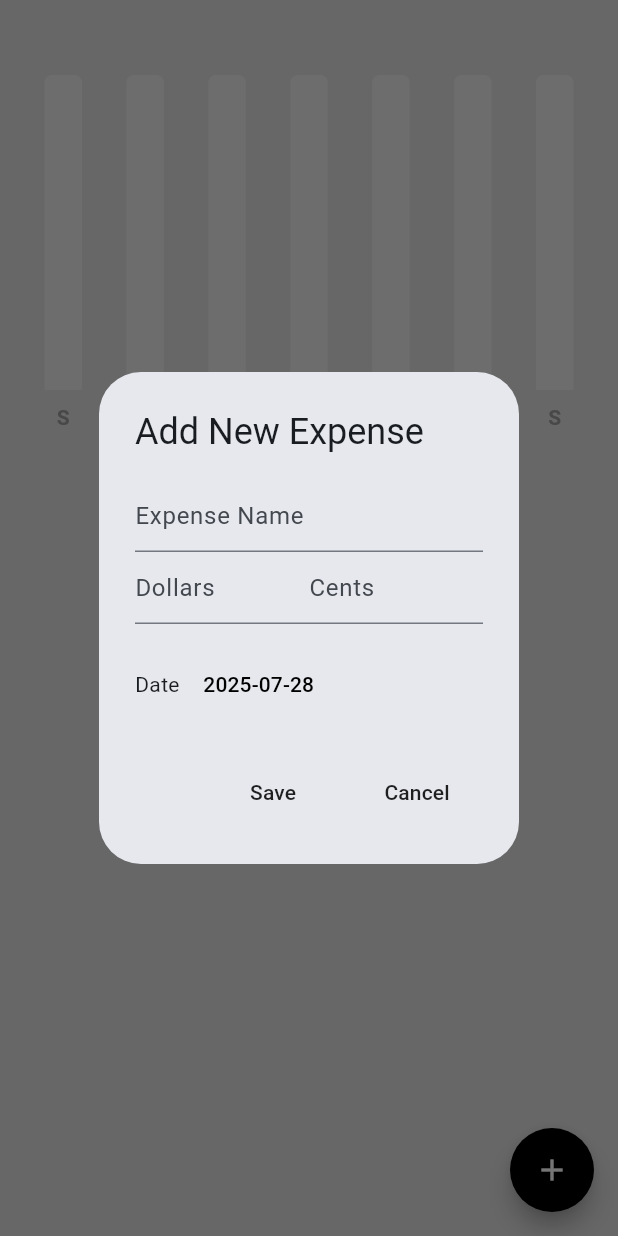
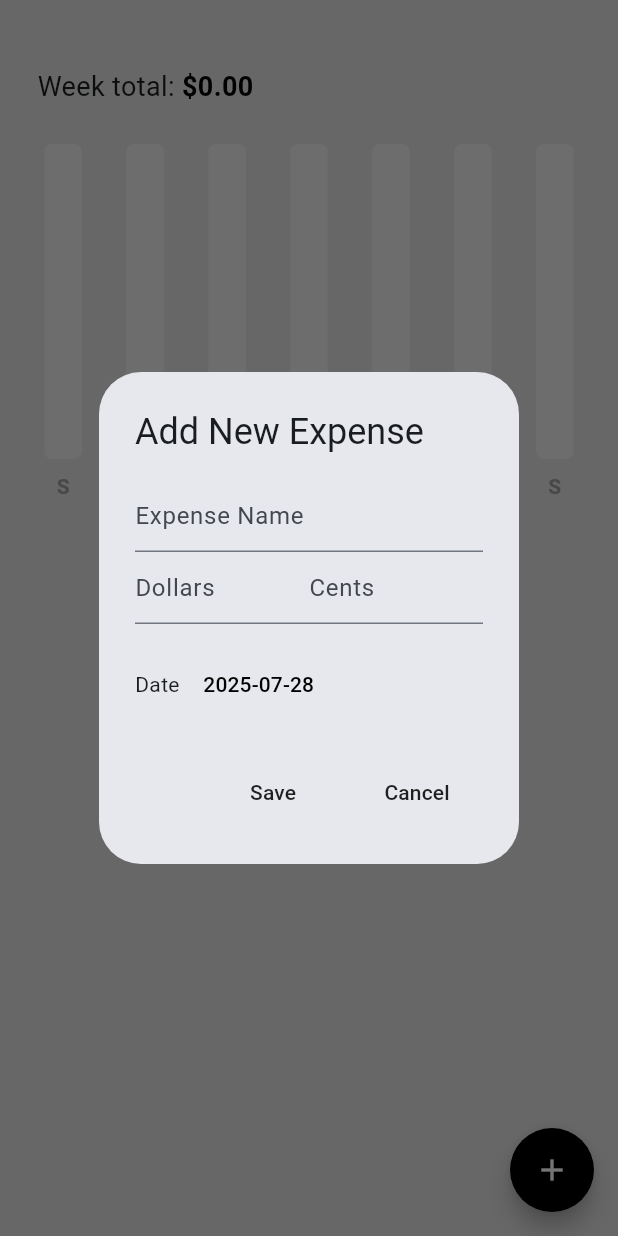
Before and after one commit to AnahatM/Flutter-Expense-Tracker, a Flutter app: the screen it shows after launch, after a tap on the "add" icon, on a phone screen of 412 x 824 dp. Run offline on Flutter 3.47's test engine with Material 3 defaults, Android fonts, the light colour scheme and no system bars; drawn by our look-alikes of fl_chart; our stand-ins replace hive_flutter; accounts and stored records are empty.

Commit message:
Refactor BarGraph border radius, enhance ExpenseSummary with week total display, and adjust HomePage layout spacing

```diff
--- a/lib/bar_graph/bar_graph.dart
+++ b/lib/bar_graph/bar_graph.dart
@@ -90,10 +90,7 @@ class BarGraph extends StatelessWidget {
                         toY: data.y,
                         color: Colors.grey[800],
                         width: 25,
-                        borderRadius: BorderRadius.only(
-                          topLeft: Radius.circular(5),
-                          topRight: Radius.circular(5),
-                        ),
+                        borderRadius: BorderRadius.circular(5),
                         backDrawRodData: BackgroundBarChartRodData(
                           show: true,
                           toY: maxY ?? 0,
--- a/lib/components/expense_summary.dart
+++ b/lib/components/expense_summary.dart
@@ -8,6 +8,11 @@ class ExpenseSummary extends StatelessWidget {
   final DateTime startOfWeek;
 
   const ExpenseSummary({super.key, required this.startOfWeek});
+
+  // Calculate week total
+  String calculateWeekTotal(List<double> weekAmounts) {
+    return weekAmounts.reduce((a, b) => a + b).toStringAsFixed(2);
+  }
 
   @override
   Widget build(BuildContext context) {
@@ -49,12 +54,33 @@ class ExpenseSummary extends StatelessWidget {
 
         // Find the max expense for the week, set a minimum for visibility
         final maxY = weekAmounts.reduce((a, b) => a > b ? a : b);
-        final displayMaxY = maxY < 10 ? 10 : maxY;
+        final displayMaxY = maxY < 100 ? 100 : maxY;
 
-        return SizedBox(
+        return Column(
+          children: [
+            // Week total
+            Padding(
+              padding: const EdgeInsets.all(25.0),
+              child: Row(
+                children: [
+                  Text("Week total: ", style: TextStyle(fontSize: 18)),
+                  Text(
+                    "\$${calculateWeekTotal(weekAmounts)}",
+                    style: TextStyle(
+                      fontWeight: FontWeight.bold,
+                      fontSize: 18,
+                      color: Colors.black,
+                    ),
+                  ),
+                ],
+              ),
+            ),
+
+            // Bar graph to show weekly expenses
+            SizedBox(
               height: 250,
               child: BarGraph(
-            maxY: displayMaxY.toDouble(),
+                maxY: displayMaxY.toDouble() * 1.1,
                 sunAmount: weekAmounts[0],
                 monAmount: weekAmounts[1],
                 tueAmount: weekAmounts[2],
@@ -63,6 +89,8 @@ class ExpenseSummary extends StatelessWidget {
                 friAmount: weekAmounts[5],
                 satAmount: weekAmounts[6],
               ),
+            ),
+          ],
         );
       },
     );
--- a/lib/pages/home_page.dart
+++ b/lib/pages/home_page.dart
@@ -144,7 +144,7 @@ class _HomePageState extends State<HomePage> {
             ),
             body: ListView(
               children: [
-                const SizedBox(height: 50),
+                const SizedBox(height: 20),
 
                 // Weekly summary bar graph section
                 ExpenseSummary(startOfWeek: value.getStartOfWeek()),
```
Lines whose indentation alone changed are shown as unchanged.
